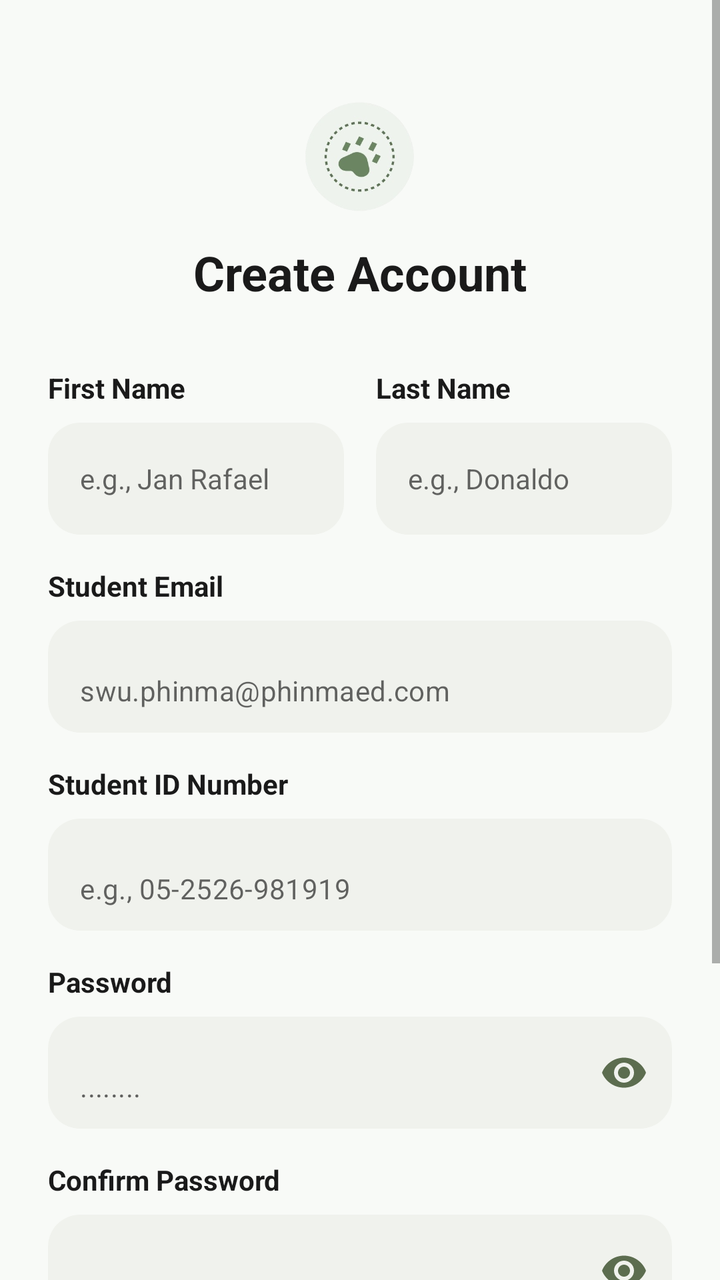
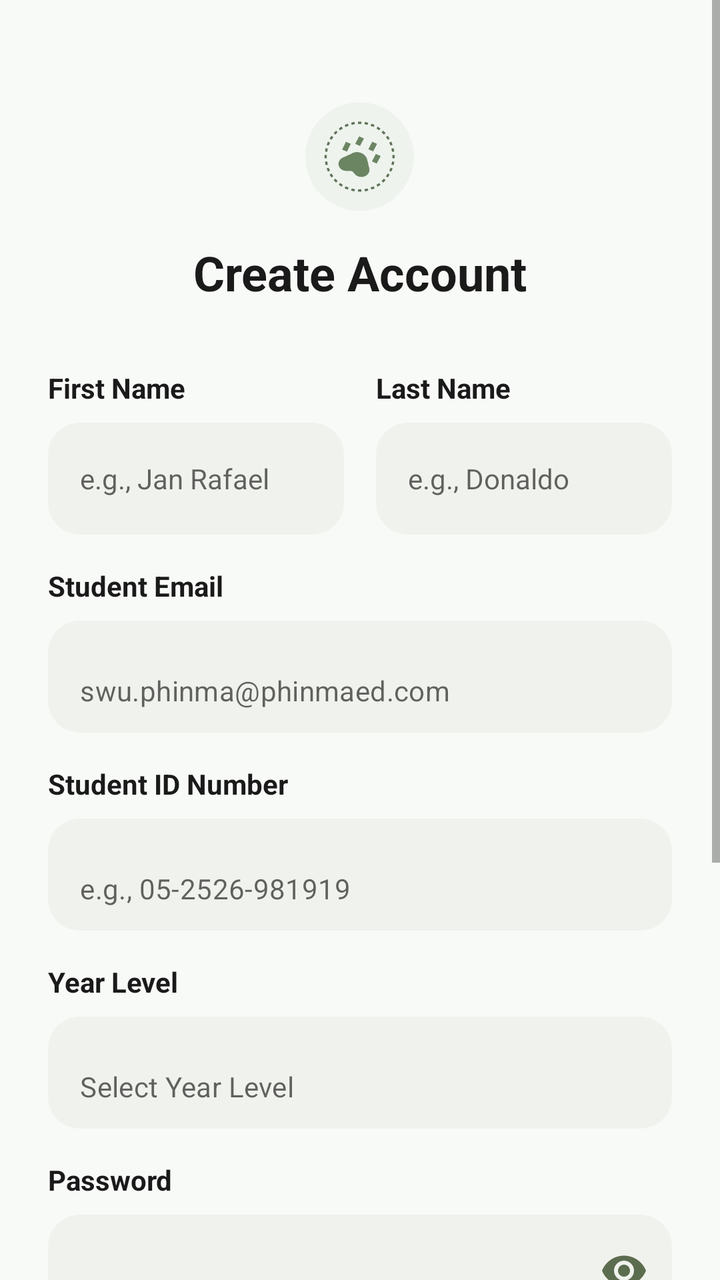

Screens rendered from an Android XML layout before and after an edit, with the pre-edit source and the edit as a unified diff.
<!-- AndroidManifest.xml: application theme Theme.VETSCHED -->
<!-- res/layout/fragment_register.xml -->
<?xml version="1.0" encoding="utf-8"?>
<ScrollView xmlns:android="http://schemas.android.com/apk/res/android"
    xmlns:app="http://schemas.android.com/apk/res-auto"
    android:layout_width="match_parent"
    android:layout_height="match_parent"
    android:background="@color/vetsched_background"
    android:fillViewport="true"
    android:isScrollContainer="true">

    <androidx.constraintlayout.widget.ConstraintLayout
        android:layout_width="match_parent"
        android:layout_height="wrap_content"
        android:padding="24dp">

        <ImageView
            android:id="@+id/logoImage"
            android:layout_width="60dp"
            android:layout_height="60dp"
            android:layout_marginTop="24dp"
            android:src="@drawable/ic_vetsched_logo"
            app:layout_constraintEnd_toEndOf="parent"
            app:layout_constraintStart_toStartOf="parent"
            app:layout_constraintTop_toTopOf="parent" />

        <TextView
            android:id="@+id/createAccountText"
            android:layout_width="wrap_content"
            android:layout_height="wrap_content"
            android:layout_marginTop="12dp"
            android:text="@string/create_account"
            android:textColor="@color/vetsched_text_primary"
            android:textSize="24sp"
            android:textStyle="bold"
            app:layout_constraintEnd_toEndOf="parent"
            app:layout_constraintStart_toStartOf="parent"
            app:layout_constraintTop_toBottomOf="@+id/logoImage" />

        <LinearLayout
            android:id="@+id/layoutNames"
            android:layout_width="0dp"
            android:layout_height="wrap_content"
            android:layout_marginTop="32dp"
            android:baselineAligned="false"
            android:orientation="horizontal"
            app:layout_constraintEnd_toEndOf="parent"
            app:layout_constraintStart_toStartOf="parent"
            app:layout_constraintTop_toBottomOf="@+id/createAccountText">

            <LinearLayout
                android:layout_width="0dp"
                android:layout_height="wrap_content"
                android:layout_marginEnd="8dp"
                android:layout_weight="1"
                android:orientation="vertical">

                <TextView
                    android:id="@+id/labelFirstName"
                    android:layout_width="wrap_content"
                    android:layout_height="wrap_content"
                    android:text="@string/first_name"
                    android:textColor="@color/vetsched_text_primary"
                    android:textStyle="bold" />

                <EditText
                    android:id="@+id/etFirstName"
                    android:layout_width="match_parent"
                    android:layout_height="56dp"
                    android:layout_marginTop="8dp"
                    android:background="@drawable/bg_field_rounded"
                    android:hint="@string/first_name_hint"
                    android:inputType="textPersonName"
                    android:paddingHorizontal="16dp"
                    android:textSize="14sp" />
            </LinearLayout>

            <LinearLayout
                android:layout_width="0dp"
                android:layout_height="wrap_content"
                android:layout_marginStart="8dp"
                android:layout_weight="1"
                android:orientation="vertical">

                <TextView
                    android:id="@+id/labelLastName"
                    android:layout_width="wrap_content"
                    android:layout_height="wrap_content"
                    android:text="@string/last_name"
                    android:textColor="@color/vetsched_text_primary"
                    android:textStyle="bold" />

                <EditText
                    android:id="@+id/etLastName"
                    android:layout_width="match_parent"
                    android:layout_height="56dp"
                    android:layout_marginTop="8dp"
                    android:background="@drawable/bg_field_rounded"
                    android:hint="@string/last_name_hint"
                    android:inputType="textPersonName"
                    android:paddingHorizontal="16dp"
                    android:textSize="14sp" />
            </LinearLayout>
        </LinearLayout>

        <TextView
            android:id="@+id/labelEmail"
            android:layout_width="wrap_content"
            android:layout_height="wrap_content"
            android:layout_marginTop="16dp"
            android:text="@string/student_email"
            android:textColor="@color/vetsched_text_primary"
            android:textStyle="bold"
            app:layout_constraintStart_toStartOf="parent"
            app:layout_constraintTop_toBottomOf="@+id/layoutNames" />

        <com.google.android.material.textfield.TextInputLayout
            android:id="@+id/tilEmail"
            android:layout_width="0dp"
            android:layout_height="wrap_content"
            android:layout_marginTop="8dp"
            app:boxBackgroundMode="none"
            app:hintEnabled="false"
            app:layout_constraintEnd_toEndOf="parent"
            app:layout_constraintStart_toStartOf="parent"
            app:layout_constraintTop_toBottomOf="@+id/labelEmail">

            <com.google.android.material.textfield.TextInputEditText
                android:id="@+id/etEmail"
                android:layout_width="match_parent"
                android:layout_height="56dp"
                android:background="@drawable/bg_field_rounded"
                android:hint="@string/email_hint"
                android:inputType="textEmailAddress"
                android:paddingHorizontal="16dp"
                android:textSize="14sp" />
        </com.google.android.material.textfield.TextInputLayout>

        <TextView
            android:id="@+id/labelIDNumber"
            android:layout_width="wrap_content"
            android:layout_height="wrap_content"
            android:layout_marginTop="16dp"
            android:text="@string/student_id_number"
            android:textColor="@color/vetsched_text_primary"
            android:textStyle="bold"
            app:layout_constraintStart_toStartOf="parent"
            app:layout_constraintTop_toBottomOf="@+id/tilEmail" />

        <com.google.android.material.textfield.TextInputLayout
            android:id="@+id/tilIDNumber"
            android:layout_width="0dp"
            android:layout_height="wrap_content"
            android:layout_marginTop="8dp"
            app:boxBackgroundMode="none"
            app:hintEnabled="false"
            app:layout_constraintEnd_toEndOf="parent"
            app:layout_constraintStart_toStartOf="parent"
            app:layout_constraintTop_toBottomOf="@+id/labelIDNumber">

            <com.google.android.material.textfield.TextInputEditText
                android:id="@+id/etIDNumber"
                android:layout_width="match_parent"
                android:layout_height="56dp"
                android:background="@drawable/bg_field_rounded"
                android:digits="0123456789-"
                android:hint="@string/id_hint"
                android:inputType="number"
                android:maxLength="14"
                android:paddingHorizontal="16dp"
                android:textSize="14sp" />
        </com.google.android.material.textfield.TextInputLayout>

        <TextView
            android:id="@+id/labelPassword"
            android:layout_width="wrap_content"
            android:layout_height="wrap_content"
            android:layout_marginTop="16dp"
            android:text="@string/password"
            android:textColor="@color/vetsched_text_primary"
            android:textStyle="bold"
            app:layout_constraintStart_toStartOf="parent"
            app:layout_constraintTop_toBottomOf="@+id/tilIDNumber" />

        <com.google.android.material.textfield.TextInputLayout
            android:id="@+id/tilPassword"
            android:layout_width="0dp"
            android:layout_height="wrap_content"
            android:layout_marginTop="8dp"
            app:boxBackgroundMode="none"
            app:hintEnabled="false"
            app:passwordToggleEnabled="true"
            app:passwordToggleTint="@color/vetsched_primary"
            app:layout_constraintEnd_toEndOf="parent"
            app:layout_constraintStart_toStartOf="parent"
            app:layout_constraintTop_toBottomOf="@+id/labelPassword">

            <com.google.android.material.textfield.TextInputEditText
                android:id="@+id/etPassword"
                android:layout_width="match_parent"
                android:layout_height="56dp"
                android:background="@drawable/bg_field_rounded"
                android:hint="@string/password_hint"
                android:inputType="textPassword"
                android:paddingHorizontal="16dp"
                android:textSize="14sp" />
        </com.google.android.material.textfield.TextInputLayout>

        <TextView
            android:id="@+id/labelConfirmPassword"
            android:layout_width="wrap_content"
            android:layout_height="wrap_content"
            android:layout_marginTop="16dp"
            android:text="@string/confirm_password"
            android:textColor="@color/vetsched_text_primary"
            android:textStyle="bold"
            app:layout_constraintStart_toStartOf="parent"
            app:layout_constraintTop_toBottomOf="@+id/tilPassword" />

        <com.google.android.material.textfield.TextInputLayout
            android:id="@+id/tilConfirmPassword"
            android:layout_width="0dp"
            android:layout_height="wrap_content"
            android:layout_marginTop="8dp"
            app:boxBackgroundMode="none"
            app:hintEnabled="false"
            app:passwordToggleEnabled="true"
            app:passwordToggleTint="@color/vetsched_primary"
            app:layout_constraintEnd_toEndOf="parent"
            app:layout_constraintStart_toStartOf="parent"
            app:layout_constraintTop_toBottomOf="@+id/labelConfirmPassword">

            <com.google.android.material.textfield.TextInputEditText
                android:id="@+id/etConfirmPassword"
                android:layout_width="match_parent"
                android:layout_height="56dp"
                android:background="@drawable/bg_field_rounded"
                android:hint="@string/password_hint"
                android:inputType="textPassword"
                android:paddingHorizontal="16dp"
                android:textSize="14sp" />
        </com.google.android.material.textfield.TextInputLayout>

        <Button
            android:id="@+id/btnCreateAccount"
            android:layout_width="0dp"
            android:layout_height="56dp"
            android:layout_marginTop="48dp"
            android:background="@drawable/bg_button_rounded"
            android:text="@string/create_account"
            android:textAllCaps="false"
            android:textColor="@color/white"
            app:backgroundTint="@null"
            app:layout_constraintEnd_toEndOf="parent"
            app:layout_constraintStart_toStartOf="parent"
            app:layout_constraintTop_toBottomOf="@+id/tilConfirmPassword" />

        <LinearLayout
            android:layout_width="wrap_content"
            android:layout_height="wrap_content"
            android:layout_marginTop="16dp"
            android:layout_marginBottom="24dp"
            android:orientation="horizontal"
            app:layout_constraintBottom_toBottomOf="parent"
            app:layout_constraintEnd_toEndOf="parent"
            app:layout_constraintStart_toStartOf="parent"
            app:layout_constraintTop_toBottomOf="@+id/btnCreateAccount">

            <TextView
                android:layout_width="wrap_content"
                android:layout_height="wrap_content"
                android:text="@string/already_have_account"
                android:textSize="14sp" />

            <TextView
                android:id="@+id/tvLogin"
                android:layout_width="wrap_content"
                android:layout_height="wrap_content"
                android:text="@string/login"
                android:textColor="@color/vetsched_text_primary"
                android:textStyle="bold" />
        </LinearLayout>

    </androidx.constraintlayout.widget.ConstraintLayout>
</ScrollView>
<!-- resources referenced by this layout -->
<resources>
  <color name="vetsched_background">#F8FAF7</color>
  <color name="vetsched_primary">#5C6D4F</color>
  <color name="vetsched_text_primary">#1A1A1A</color>
  <color name="white">#FFFFFFFF</color>
  <!-- drawable bg_button_rounded (drawable) -->
  <?xml version="1.0" encoding="utf-8"?>
  <shape xmlns:android="http://schemas.android.com/apk/res/android">
      <solid android:color="@color/vetsched_primary" />
      <corners android:radius="24dp" />
  </shape>
  <!-- drawable bg_field_rounded (drawable) -->
  <?xml version="1.0" encoding="utf-8"?>
  <shape xmlns:android="http://schemas.android.com/apk/res/android">
      <solid android:color="@color/vetsched_field_bg" />
      <corners android:radius="16dp" />
  </shape>
  <!-- drawable ic_vetsched_logo: png bitmap (drawable, 54211 bytes) -->
  <string name="already_have_account">Already have an account? </string>
  <string name="confirm_password">Confirm Password</string>
  <string name="create_account">Create Account</string>
  <string name="email_hint">swu.phinma@phinmaed.com</string>
  <string name="first_name">First Name</string>
  <string name="first_name_hint">e.g., Jan Rafael</string>
  <string name="id_hint">e.g., 05-2526-981919</string>
  <string name="last_name">Last Name</string>
  <string name="last_name_hint">e.g., Donaldo</string>
  <string name="login">Login</string>
  <string name="password">Password</string>
  <string name="password_hint">........</string>
  <string name="student_email">Student Email</string>
  <string name="student_id_number">Student ID Number</string>
  <style name="Theme.VETSCHED" parent="Theme.MaterialComponents.Light.NoActionBar">
          <item name="colorPrimary">@color/vetsched_primary</item>
          <item name="android:statusBarColor">@color/vetsched_background</item>
          <item name="android:windowLightStatusBar">true</item>
      </style>
  <color name="vetsched_field_bg">#F0F2ED</color>
</resources>

<!-- the commit's change to res/layout/fragment_register.xml (unified diff, before → after) -->
@@ -163,10 +163,45 @@
                 android:background="@drawable/bg_field_rounded"
                 android:digits="0123456789-"
                 android:hint="@string/id_hint"
-                android:inputType="number"
-                android:maxLength="14"
-                android:paddingHorizontal="16dp"
-                android:textSize="14sp" />
+                android:inputType="text"
+                android:paddingHorizontal="16dp"
+                android:textSize="14sp" />
+        </com.google.android.material.textfield.TextInputLayout>
+
+        <TextView
+            android:id="@+id/labelYearLevel"
+            android:layout_width="wrap_content"
+            android:layout_height="wrap_content"
+            android:layout_marginTop="16dp"
+            android:text="@string/year_level"
+            android:textColor="@color/vetsched_text_primary"
+            android:textStyle="bold"
+            app:layout_constraintStart_toStartOf="parent"
+            app:layout_constraintTop_toBottomOf="@+id/tilIDNumber" />
+
+        <com.google.android.material.textfield.TextInputLayout
+            android:id="@+id/tilYearLevel"
+            android:layout_width="0dp"
+            android:layout_height="wrap_content"
+            android:layout_marginTop="8dp"
+            app:boxBackgroundMode="none"
+            app:hintEnabled="false"
+            app:endIconMode="none"
+            app:layout_constraintEnd_toEndOf="parent"
+            app:layout_constraintStart_toStartOf="parent"
+            app:layout_constraintTop_toBottomOf="@+id/labelYearLevel">
+
+            <com.google.android.material.textfield.TextInputEditText
+                android:id="@+id/etYearLevel"
+                android:layout_width="match_parent"
+                android:layout_height="56dp"
+                android:background="@drawable/bg_field_rounded"
+                android:hint="@string/select_year_level"
+                android:inputType="none"
+                android:paddingHorizontal="16dp"
+                android:textSize="14sp"
+                android:focusable="false"
+                android:clickable="true" />
         </com.google.android.material.textfield.TextInputLayout>
 
         <TextView
@@ -178,7 +213,7 @@
             android:textColor="@color/vetsched_text_primary"
             android:textStyle="bold"
             app:layout_constraintStart_toStartOf="parent"
-            app:layout_constraintTop_toBottomOf="@+id/tilIDNumber" />
+            app:layout_constraintTop_toBottomOf="@+id/tilYearLevel" />
 
         <com.google.android.material.textfield.TextInputLayout
             android:id="@+id/tilPassword"
<!-- resource entries referenced after the edit -->
@@ -29,8 +29,10 @@
   <string name="login">Login</string>
   <string name="password">Password</string>
   <string name="password_hint">........</string>
+  <string name="select_year_level">Select Year Level</string>
   <string name="student_email">Student Email</string>
   <string name="student_id_number">Student ID Number</string>
+  <string name="year_level">Year Level</string>
   <style name="Theme.VETSCHED" parent="Theme.MaterialComponents.Light.NoActionBar">
           <item name="colorPrimary">@color/vetsched_primary</item>
           <item name="android:statusBarColor">@color/vetsched_background</item>
